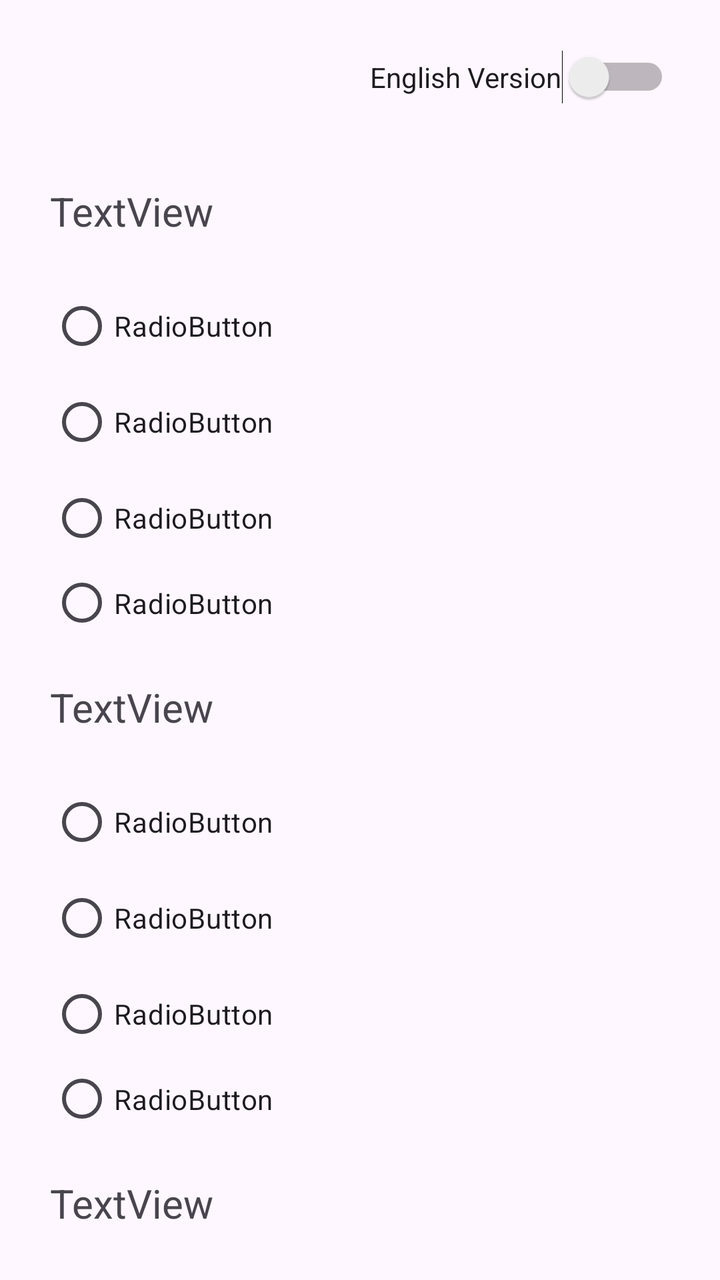
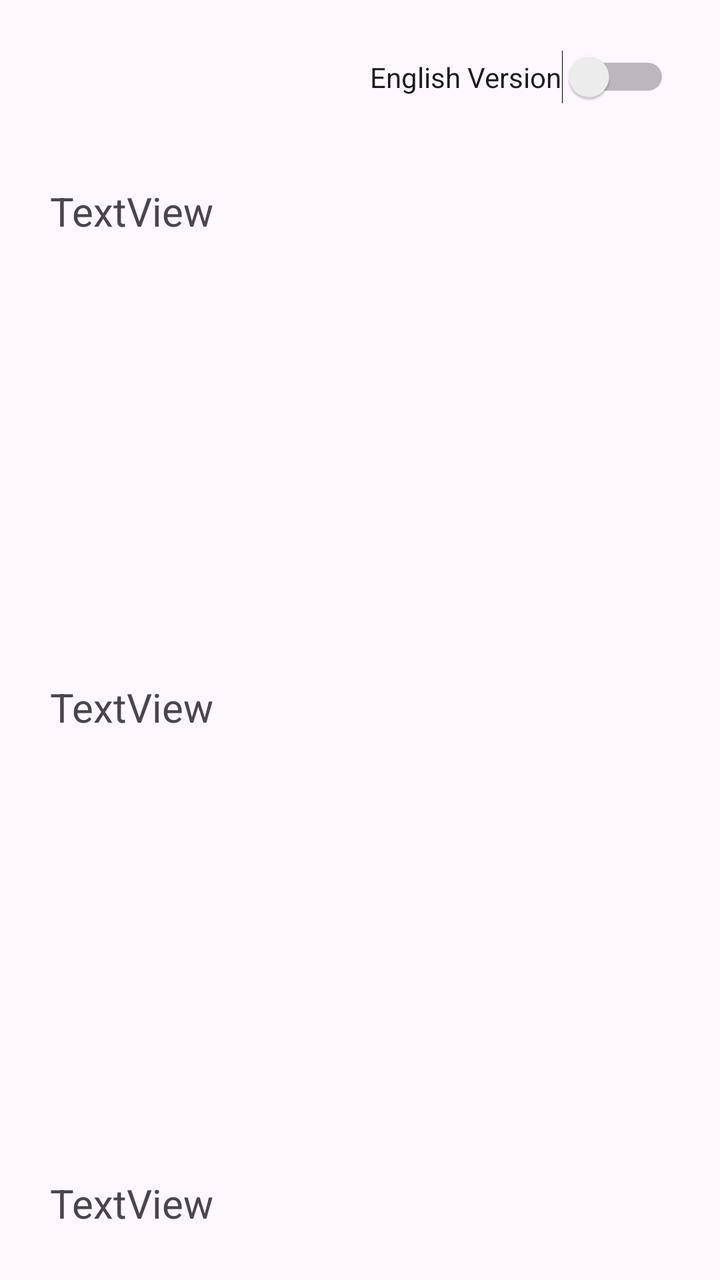

Compare the two renders of this Android layout. The source of the first and the diff that turns it into the second are given below.
<!-- AndroidManifest.xml: application theme Theme.MyFragments -->
<!-- res/layout/fragment_second.xml -->
<?xml version="1.0" encoding="utf-8"?>
<androidx.core.widget.NestedScrollView xmlns:android="http://schemas.android.com/apk/res/android"
    xmlns:app="http://schemas.android.com/apk/res-auto"
    xmlns:tools="http://schemas.android.com/tools"
    android:layout_width="match_parent"
    android:layout_height="match_parent"
    tools:context=".SecondFragment">

    <androidx.constraintlayout.widget.ConstraintLayout
        android:layout_width="match_parent"
        android:layout_height="match_parent"
        android:padding="25dp">

        <Button
            android:id="@+id/buttonBack"
            android:layout_width="135dp"
            android:layout_height="51dp"
            android:layout_marginBottom="30dp"
            android:layout_marginTop="20dp"
            android:text="@string/back_text"
            app:layout_constraintBottom_toBottomOf="parent"
            app:layout_constraintEnd_toStartOf="@+id/buttonSend"
            app:layout_constraintHorizontal_chainStyle="spread"
            app:layout_constraintStart_toStartOf="parent"
            app:layout_constraintTop_toBottomOf="@+id/thirdGroup"
            app:layout_constraintVertical_bias="1.0" />

        <Button
            android:id="@+id/buttonSend"
            android:layout_width="135dp"
            android:layout_height="51dp"
            android:layout_marginBottom="30dp"
            android:layout_marginTop="20dp"
            android:text="@string/send_text"
            app:layout_constraintBottom_toBottomOf="parent"
            app:layout_constraintEnd_toEndOf="parent"
            app:layout_constraintStart_toEndOf="@+id/buttonBack"
            app:layout_constraintTop_toBottomOf="@+id/thirdGroup"
            app:layout_constraintVertical_bias="0.54" />

        <TextView
            android:id="@+id/thirdQuestion"
            android:layout_width="match_parent"
            android:layout_height="wrap_content"
            android:layout_marginTop="20dp"
            android:layout_marginBottom="20dp"
            android:text="TextView"
            android:textSize="20sp"
            app:layout_constraintBottom_toTopOf="@id/thirdGroup"
            app:layout_constraintEnd_toEndOf="parent"
            app:layout_constraintHorizontal_bias="0.0"
            app:layout_constraintStart_toStartOf="parent"
            app:layout_constraintTop_toBottomOf="@+id/secondGroup"
            app:layout_constraintVertical_bias="0.0" />

        <RadioGroup
            android:id="@+id/thirdGroup"
            android:layout_width="match_parent"
            android:layout_height="181dp"
            android:layout_marginTop="20dp"
            android:layout_marginBottom="20dp"
            app:layout_constraintHorizontal_bias="0.0"
            app:layout_constraintEnd_toEndOf="parent"
            app:layout_constraintStart_toStartOf="parent"
            app:layout_constraintTop_toBottomOf="@+id/thirdQuestion">

            <RadioButton
                android:id="@+id/thirdGroupFirst"
                android:layout_width="match_parent"
                android:layout_height="wrap_content"
                android:text="RadioButton" />

            <RadioButton
                android:id="@+id/thirdGroupSecond"
                android:layout_width="match_parent"
                android:layout_height="wrap_content"
                android:text="RadioButton" />

            <RadioButton
                android:id="@+id/thirdGroupThird"
                android:layout_width="match_parent"
                android:layout_height="wrap_content"
                android:text="RadioButton" />

            <RadioButton
                android:id="@+id/thirdGroupFourth"
                android:layout_width="match_parent"
                android:layout_height="wrap_content"
                android:text="RadioButton" />
        </RadioGroup>
        <TextView
            android:id="@+id/secondQuestion"
            android:layout_width="match_parent"
            android:layout_height="wrap_content"
            android:layout_marginTop="20dp"
            android:layout_marginBottom="20dp"
            android:textSize="20sp"
            android:text="TextView"
            app:layout_constraintEnd_toEndOf="parent"
            app:layout_constraintStart_toStartOf="parent"
            app:layout_constraintTop_toBottomOf="@+id/firstGroup"
            app:layout_constraintBottom_toTopOf="@+id/secondGroup"/>

        <RadioGroup
            android:id="@+id/secondGroup"
            android:layout_width="match_parent"
            android:layout_height="181dp"
            android:layout_marginTop="20dp"
            android:layout_marginBottom="20dp"
            app:layout_constraintHorizontal_bias="0.0"
            app:layout_constraintEnd_toEndOf="parent"
            app:layout_constraintStart_toStartOf="parent"
            app:layout_constraintTop_toBottomOf="@+id/secondQuestion">

            <RadioButton
                android:id="@+id/secondGroupFirst"
                android:layout_width="match_parent"
                android:layout_height="wrap_content"
                android:text="RadioButton" />

            <RadioButton
                android:id="@+id/secondGroupSecond"
                android:layout_width="match_parent"
                android:layout_height="wrap_content"
                android:text="RadioButton" />

            <RadioButton
                android:id="@+id/secondGroupThird"
                android:layout_width="match_parent"
                android:layout_height="wrap_content"
                android:text="RadioButton" />

            <RadioButton
                android:id="@+id/secondGroupFourth"
                android:layout_width="match_parent"
                android:layout_height="wrap_content"
                android:text="RadioButton" />
        </RadioGroup>

        <TextView
            android:id="@+id/first_question"
            android:layout_width="match_parent"
            android:layout_height="wrap_content"
            android:textSize="20sp"
            android:layout_marginTop="40dp"
            android:layout_marginBottom="20dp"
            android:text="TextView"
            app:layout_constraintEnd_toEndOf="parent"
            app:layout_constraintHorizontal_bias="0.498"
            app:layout_constraintStart_toStartOf="parent"
            app:layout_constraintTop_toBottomOf="@+id/switch1" />

        <RadioGroup
            android:id="@+id/firstGroup"
            android:layout_width="match_parent"
            android:layout_height="181dp"
            android:layout_marginTop="20dp"
            android:layout_marginBottom="20dp"
            app:layout_constraintHorizontal_bias="0.0"
            app:layout_constraintEnd_toEndOf="parent"
            app:layout_constraintStart_toStartOf="parent"
            app:layout_constraintTop_toBottomOf="@+id/first_question">

            <RadioButton
                android:id="@+id/firstGroupFirst"
                android:layout_width="match_parent"
                android:layout_height="wrap_content"
                android:text="RadioButton" />

            <RadioButton
                android:id="@+id/firstGroupSecond"
                android:layout_width="match_parent"
                android:layout_height="wrap_content"
                android:text="RadioButton" />

            <RadioButton
                android:id="@+id/firstGroupThird"
                android:layout_width="match_parent"
                android:layout_height="wrap_content"
                android:text="RadioButton" />

            <RadioButton
                android:id="@+id/firstGroupFourth"
                android:layout_width="match_parent"
                android:layout_height="wrap_content"
                android:text="RadioButton" />
        </RadioGroup>

        <Switch
            android:id="@+id/switch1"
            android:layout_width="wrap_content"
            android:layout_height="wrap_content"
            android:text="@string/english_version"
            android:layout_marginBottom="15dp"
            app:layout_constraintBottom_toTopOf="@+id/first_question"
            app:layout_constraintEnd_toEndOf="parent"
            app:layout_constraintHorizontal_bias="1.0"
            app:layout_constraintStart_toStartOf="parent"
            app:layout_constraintTop_toTopOf="parent" />
    </androidx.constraintlayout.widget.ConstraintLayout>
</androidx.core.widget.NestedScrollView>
<!-- resources referenced by this layout -->
<resources>
  <string name="back_text">Назад</string>
  <string name="english_version">English Version</string>
  <string name="send_text">Отправить</string>
  <style name="Theme.MyFragments" parent="Base.Theme.MyFragments" />
  <style name="Base.Theme.MyFragments" parent="Theme.Material3.DayNight.NoActionBar">
          
          
      </style>
</resources>

<!-- the commit's change to res/layout/fragment_second.xml (unified diff, before → after) -->
@@ -4,6 +4,7 @@
     xmlns:tools="http://schemas.android.com/tools"
     android:layout_width="match_parent"
     android:layout_height="match_parent"
+    android:animateLayoutChanges="true"
     tools:context=".SecondFragment">
 
     <androidx.constraintlayout.widget.ConstraintLayout
@@ -59,6 +60,7 @@
             android:layout_height="181dp"
             android:layout_marginTop="20dp"
             android:layout_marginBottom="20dp"
+            android:alpha="0"
             app:layout_constraintHorizontal_bias="0.0"
             app:layout_constraintEnd_toEndOf="parent"
             app:layout_constraintStart_toStartOf="parent"
@@ -107,6 +109,7 @@
             android:layout_height="181dp"
             android:layout_marginTop="20dp"
             android:layout_marginBottom="20dp"
+            android:alpha="0"
             app:layout_constraintHorizontal_bias="0.0"
             app:layout_constraintEnd_toEndOf="parent"
             app:layout_constraintStart_toStartOf="parent"
@@ -156,6 +159,7 @@
             android:layout_height="181dp"
             android:layout_marginTop="20dp"
             android:layout_marginBottom="20dp"
+            android:alpha="0"
             app:layout_constraintHorizontal_bias="0.0"
             app:layout_constraintEnd_toEndOf="parent"
             app:layout_constraintStart_toStartOf="parent"
@@ -165,25 +169,29 @@
                 android:id="@+id/firstGroupFirst"
                 android:layout_width="match_parent"
                 android:layout_height="wrap_content"
-                android:text="RadioButton" />
+                android:text="RadioButton"
+                android:visibility="visible"/>
 
             <RadioButton
                 android:id="@+id/firstGroupSecond"
                 android:layout_width="match_parent"
                 android:layout_height="wrap_content"
-                android:text="RadioButton" />
+                android:text="RadioButton"
+                android:visibility="visible"/>
 
             <RadioButton
                 android:id="@+id/firstGroupThird"
                 android:layout_width="match_parent"
                 android:layout_height="wrap_content"
-                android:text="RadioButton" />
+                android:text="RadioButton"
+                android:visibility="visible"/>
 
             <RadioButton
                 android:id="@+id/firstGroupFourth"
                 android:layout_width="match_parent"
                 android:layout_height="wrap_content"
-                android:text="RadioButton" />
+                android:text="RadioButton"
+                android:visibility="visible"/>
         </RadioGroup>
 
         <Switch
<!-- resource entries referenced after the edit -->
@@ -5,8 +5,9 @@
   <string name="send_text">Отправить</string>
   <style name="Theme.MyFragments" parent="Base.Theme.MyFragments" />
   <style name="Base.Theme.MyFragments" parent="Theme.Material3.DayNight.NoActionBar">
-          
-          
+  
+  
+  
       </style>
 </resources>
 
